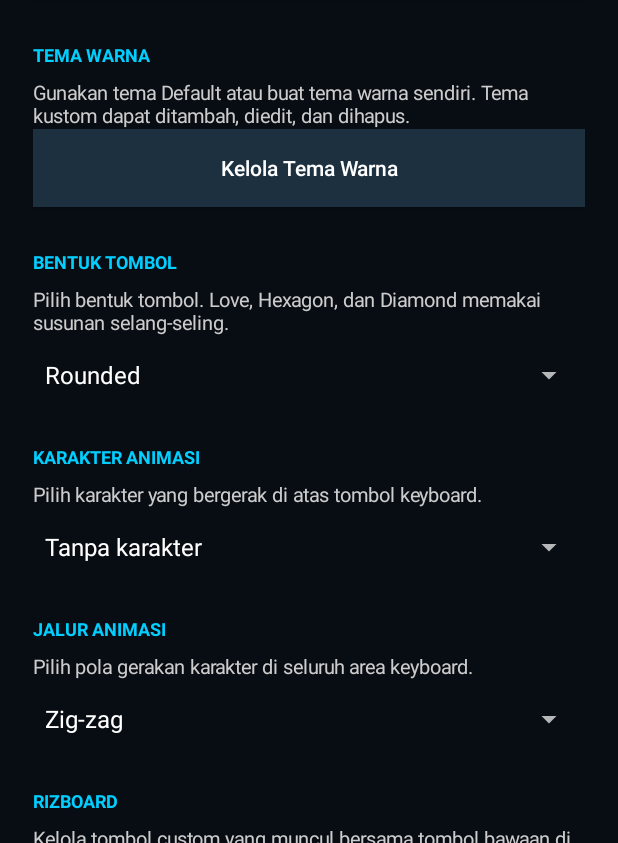
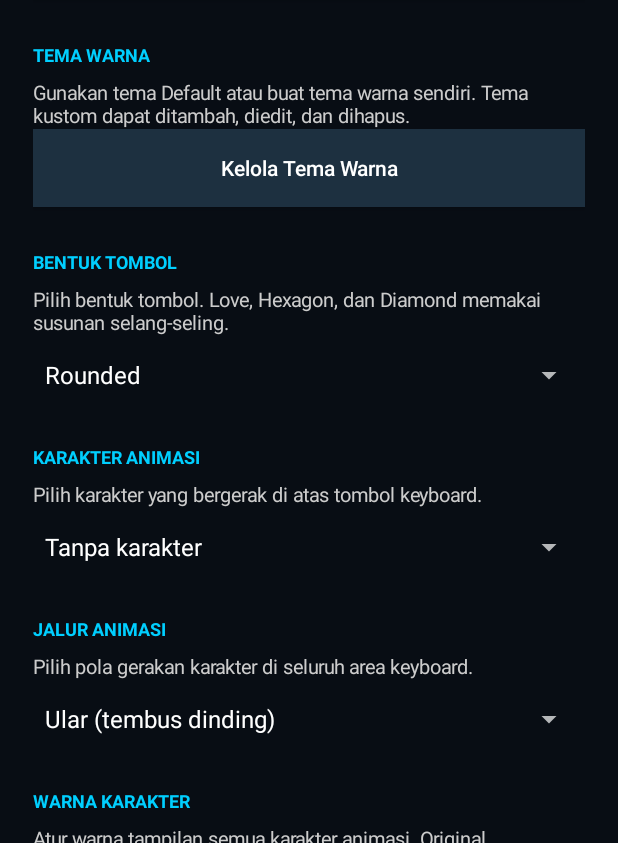
Before and after one commit to labubuweris-glitch/KEYBOARIZ-X, an Android app: the screen it shows after launch (MainActivity), on a phone screen of 412 x 824 dp, the part 393-1236 px from its top. Run offline under Robolectric (Android 15) with nearby library versions, the phone set to English and light mode, and no system bars.

Commit message:
Set snake animation as default and add character color selector

```diff
--- a/app/src/main/java/com/keyboarizx/MainActivity.kt
+++ b/app/src/main/java/com/keyboarizx/MainActivity.kt
@@ -283,11 +283,11 @@ class MainActivity : Activity() {
             textSize = 13f
             setTextColor(Color.LTGRAY)
         })
-        val routeNames = listOf("Lurus", "Zig-zag", "Gelombang", "Melingkar", "Ular (tembus dinding)")
-        val routeValues = listOf("STRAIGHT", "ZIGZAG", "WAVE", "CIRCLE", "SNAKE")
+        val routeNames = listOf("Ular (tembus dinding)", "Lurus", "Zig-zag", "Gelombang", "Melingkar")
+        val routeValues = listOf("SNAKE", "STRAIGHT", "ZIGZAG", "WAVE", "CIRCLE")
         val routeSpinner = Spinner(this).apply {
             adapter = ArrayAdapter(this@MainActivity, android.R.layout.simple_spinner_dropdown_item, routeNames)
-            setSelection(routeValues.indexOf(prefs.getString("keyboard_animation_route", "ZIGZAG")).coerceAtLeast(0))
+            setSelection(routeValues.indexOf(prefs.getString("keyboard_animation_route", "SNAKE")).coerceAtLeast(0))
         }
         root.addView(routeSpinner, LinearLayout.LayoutParams(-1, dp(52)))
         routeSpinner.onItemSelectedListener = object : android.widget.AdapterView.OnItemSelectedListener {
@@ -295,6 +295,27 @@ class MainActivity : Activity() {
             override fun onItemSelected(parent: android.widget.AdapterView<*>?, view: android.view.View?, position: Int, id: Long) {
                 prefs.edit().putString("keyboard_animation_route", routeValues[position]).apply()
                 Toast.makeText(this@MainActivity, "Jalur animasi disimpan. Buka ulang keyboard untuk menerapkan.", Toast.LENGTH_SHORT).show()
+            }
+        }
+
+        section(root, "WARNA KARAKTER")
+        root.addView(TextView(this).apply {
+            text = "Atur warna tampilan semua karakter animasi. Original mempertahankan warna asli setiap karakter."
+            textSize = 13f
+            setTextColor(Color.LTGRAY)
+        })
+        val characterColorNames = listOf("Original", "Hitam pekat", "Putih", "Merah", "Kuning", "Hijau neon", "Biru neon", "Ungu")
+        val characterColorValues = listOf("ORIGINAL", "#171717", "#FFFFFF", "#FF3B30", "#FFD60A", "#39FF14", "#00BFFF", "#BF5AF2")
+        val characterColorSpinner = Spinner(this).apply {
+            adapter = ArrayAdapter(this@MainActivity, android.R.layout.simple_spinner_dropdown_item, characterColorNames)
+            setSelection(characterColorValues.indexOf(prefs.getString("keyboard_character_color", "ORIGINAL")).coerceAtLeast(0))
+        }
+        root.addView(characterColorSpinner, LinearLayout.LayoutParams(-1, dp(52)))
+        characterColorSpinner.onItemSelectedListener = object : android.widget.AdapterView.OnItemSelectedListener {
+            override fun onNothingSelected(parent: android.widget.AdapterView<*>?) {}
+            override fun onItemSelected(parent: android.widget.AdapterView<*>?, view: android.view.View?, position: Int, id: Long) {
+                prefs.edit().putString("keyboard_character_color", characterColorValues[position]).apply()
+                Toast.makeText(this@MainActivity, "Warna karakter disimpan. Buka ulang keyboard untuk menerapkan.", Toast.LENGTH_SHORT).show()
             }
         }
 
```
